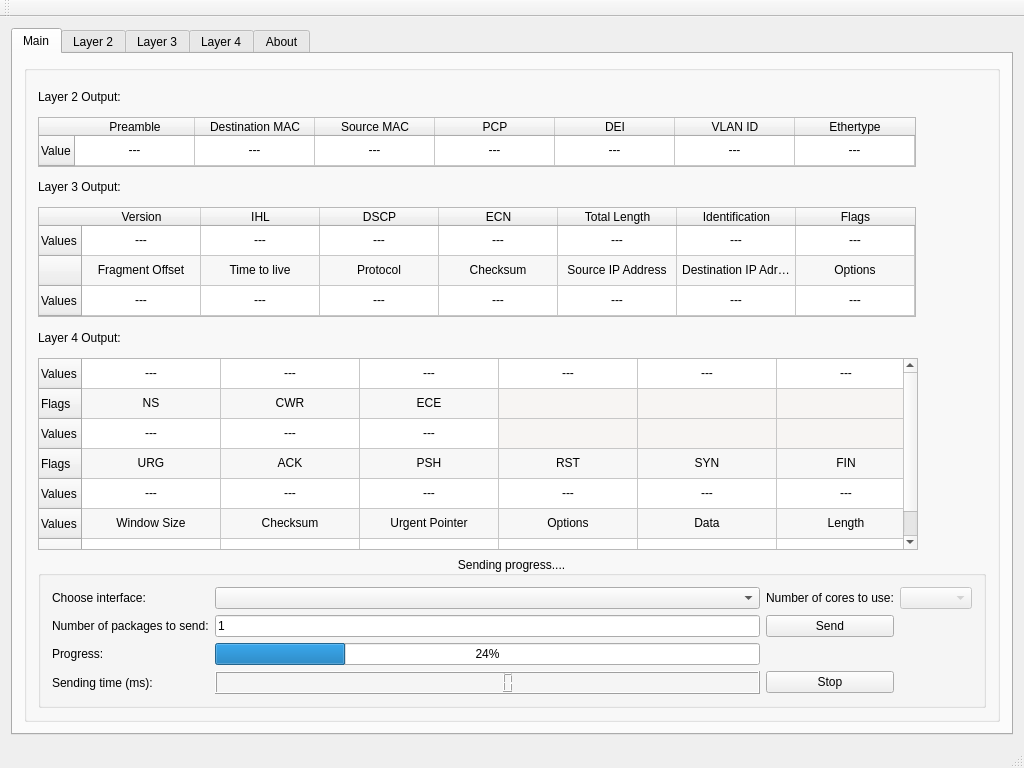
Above: qt/packet-generator/mainwindow.ui from emiliancyc/packet-generator before the change. Below: the same form after it.
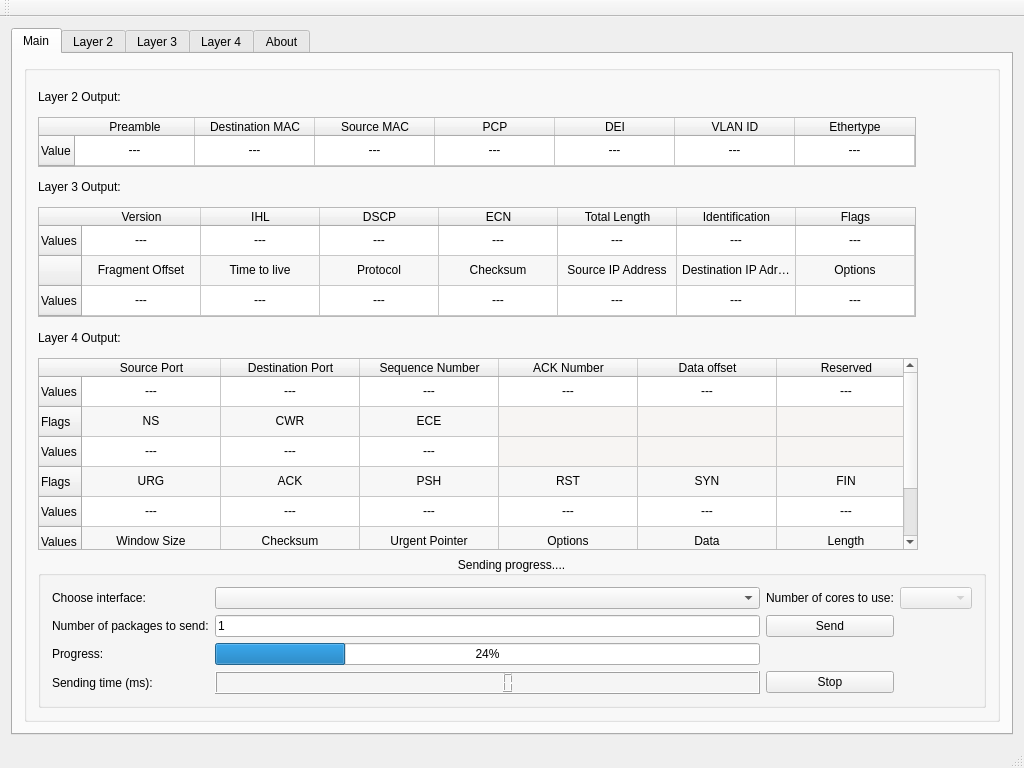
That is the form after the change.

Patch:
```diff
--- a/qt/packet-generator/mainwindow.ui
+++ b/qt/packet-generator/mainwindow.ui
@@ -608,9 +608,6 @@
              <property name="cornerButtonEnabled">
               <bool>false</bool>
              </property>
-             <attribute name="horizontalHeaderVisible">
-              <bool>false</bool>
-             </attribute>
              <attribute name="horizontalHeaderDefaultSectionSize">
               <number>139</number>
              </attribute>
```
